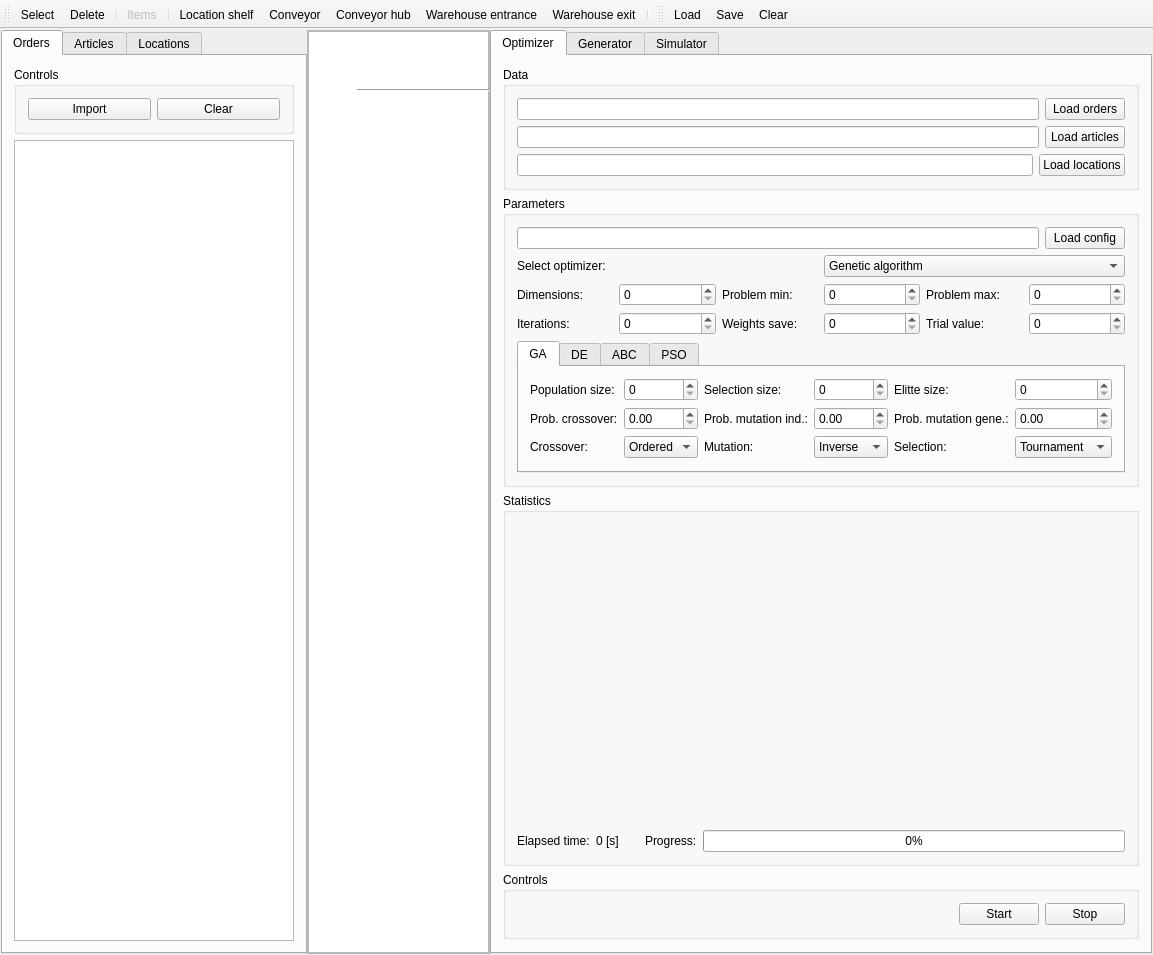
The window that src/gui/mainwindow.ui (kocica/warehouse-manager) describes before a commit, drawn with Qt 5.
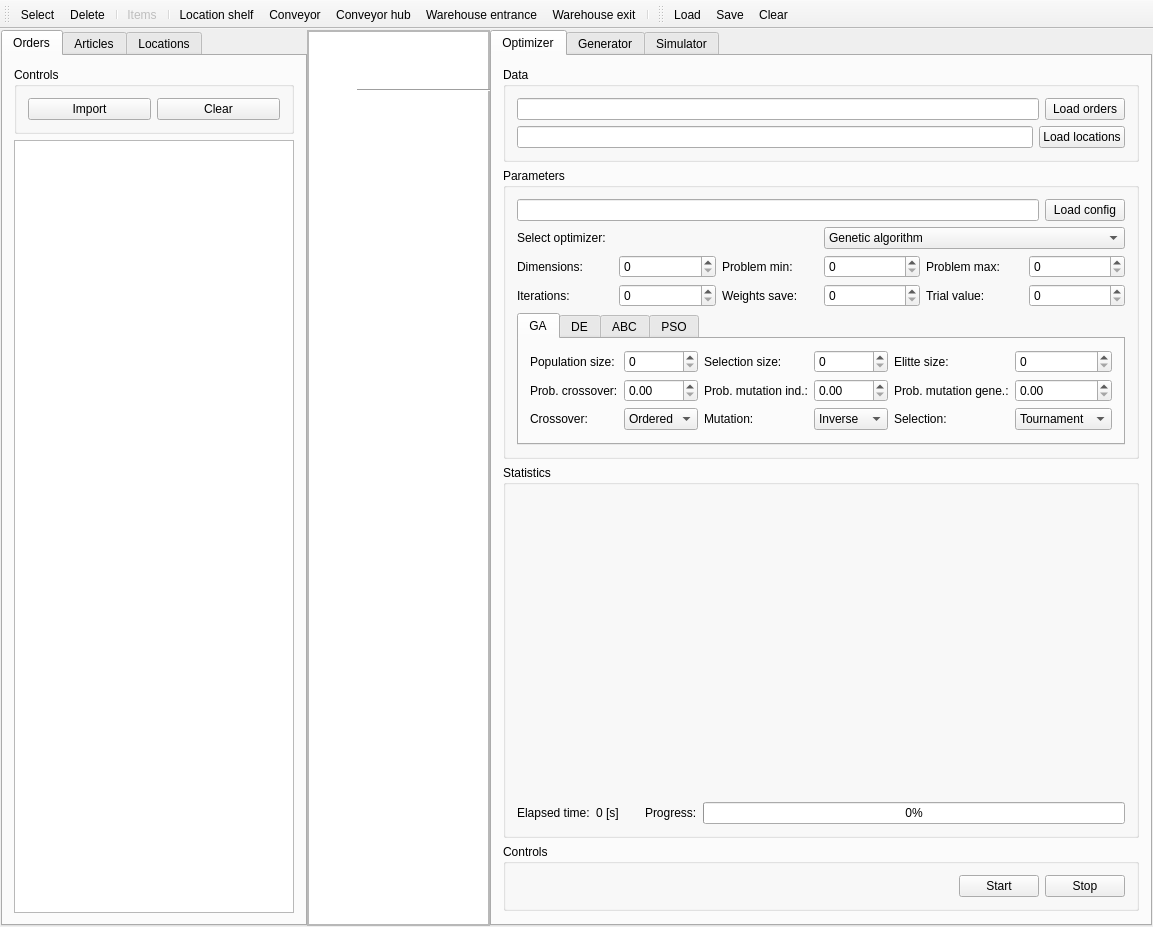
The same window after the commit. Icons and pictures are not drawn. Custom widgets are drawn as their Qt base class.

Commit message: Articles UI - Loaded once for all tools

Diff of the .ui file:
```diff
--- a/src/gui/mainwindow.ui
+++ b/src/gui/mainwindow.ui
@@ -288,20 +288,6 @@
                  </item>
                 </layout>
                </item>
-               <item>
-                <layout class="QHBoxLayout" name="articlesLayout">
-                 <item>
-                  <widget class="QLineEdit" name="articlesLine"/>
-                 </item>
-                 <item>
-                  <widget class="QPushButton" name="articlesLoad">
-                   <property name="text">
-                    <string>Load articles</string>
-                   </property>
-                  </widget>
-                 </item>
-                </layout>
-               </item>
                <item>
                 <layout class="QHBoxLayout" name="locationsLayout">
                  <item>
```
Left out of the diff: 14 changed lines with no effect on the pictures. The commit also changes 4 other files.
